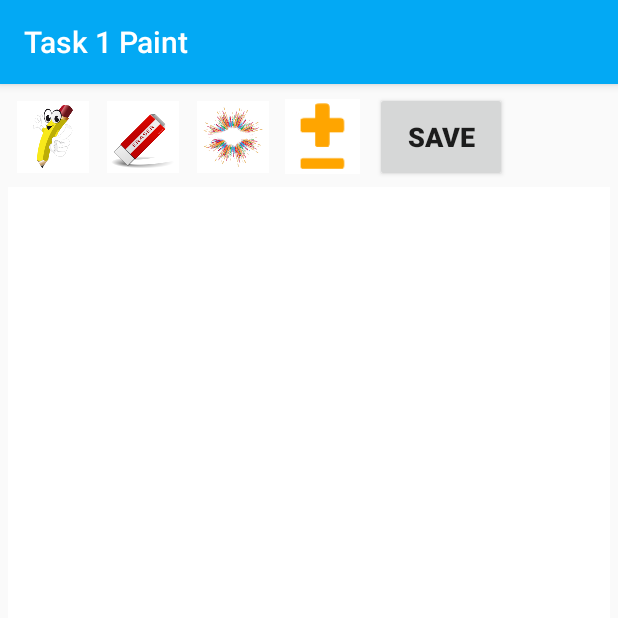
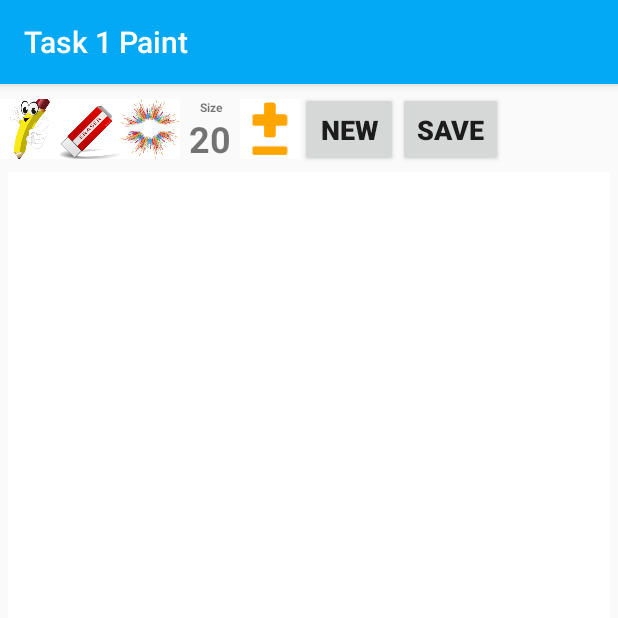
Before and after one commit to sonukumar-git/Task-1-Paint-Android, an Android app: the screen it shows after launch (MainActivity), on a phone screen of 412 x 824 dp, the top half of it. Run offline under Robolectric (Android 15) with nearby library versions, the phone set to English and light mode, and no system bars; libraries missing offline, so code that uses them is left out: yuku.ambilwarna.

Commit message:
version 1 30 jan 2020 5:11pm

```diff
--- a/app/src/main/AndroidManifest.xml
+++ b/app/src/main/AndroidManifest.xml
@@ -6,7 +6,7 @@
 
     <application
         android:allowBackup="true"
-        android:icon="@mipmap/ic_launcher"
+        android:icon="@mipmap/pencil"
         android:label="@string/app_name"
         android:roundIcon="@mipmap/ic_launcher_round"
         android:supportsRtl="true"
--- a/app/src/main/java/com/example/task1paint/MainActivity.java
+++ b/app/src/main/java/com/example/task1paint/MainActivity.java
@@ -18,6 +18,7 @@ import android.view.View;
 import android.widget.Button;
 import android.widget.ImageButton;
 import android.widget.ImageView;
+import android.widget.TextView;
 import android.widget.Toast;
 
 import java.util.UUID;
@@ -29,16 +30,19 @@ public class MainActivity extends AppCompatActivity {
     private ImageButton btnPencil,btnEraser,btnBackground;
     private ImageView plusminus;
     private long mDefaultColor;
-    private Button btnSave;
+    private Button btnSave,btnNew;
+    TextView tvBrush;
     private static final int UNIQUE_REQUEST_CODE=1;
-
+    String b;
 
     @Override
     protected void onCreate(Bundle savedInstanceState) {
         super.onCreate(savedInstanceState);
         setContentView(R.layout.activity_main);
         myView=(MyDrawingView)findViewById(R.id.drawing);
-
+        tvBrush=findViewById(R.id.tvBrush);
+        b=String.valueOf(myView.brushSize);
+        tvBrush.setText(b);
         btnEraser=findViewById(R.id.btn_eraser);
         btnEraser.setOnClickListener(new View.OnClickListener() {
             @Override
@@ -180,8 +184,9 @@ public class MainActivity extends AppCompatActivity {
                 zoom_in.setOnClickListener(new View.OnClickListener() {
                     @Override
                     public void onClick(View v) {
-                        myView.setsizeofBrush(10);
-
+                        myView.setsizeofBrush(3);
+                        b=String.valueOf(myView.brushSize);
+                        tvBrush.setText(b);
                         brushsize.dismiss();
 
 
@@ -192,8 +197,9 @@ public class MainActivity extends AppCompatActivity {
                 zoom_out.setOnClickListener(new View.OnClickListener() {
                     @Override
                     public void onClick(View v) {
-                        myView.setsizeofBrush(-10);
-
+                        myView.setsizeofBrush(-3);
+                        b=String.valueOf(myView.brushSize);
+                        tvBrush.setText(b);
 
                         brushsize.dismiss();
                     }
@@ -203,7 +209,47 @@ public class MainActivity extends AppCompatActivity {
 
 
 
-                    brushsize.show();
+
+
+                brushsize.show();
+
+
+
+            }
+
+        }
+
+
+        );
+        btnNew=findViewById(R.id.btn_new);
+        btnNew.setOnClickListener(new View.OnClickListener() {
+            @Override
+            public void onClick(View v) {
+
+                AlertDialog.Builder new_dialog=new AlertDialog.Builder(MainActivity.this);
+                new_dialog.setTitle("New page");
+                new_dialog.setMessage("Are you sure to open new Page ? " +
+                        "You may lose the current drawing !" );
+//                        "").setCancelable(false)
+            new_dialog.setPositiveButton("yes", new DialogInterface.OnClickListener()
+                {
+                  public void onClick(DialogInterface dialog ,int d)
+                  {
+                      myView.startNew();
+                      dialog.dismiss();
+                      Toast.makeText(MainActivity.this, "Welcome to new page!", Toast.LENGTH_SHORT).show();
+                  }
+                });
+            new_dialog.setNegativeButton("No ", new DialogInterface.OnClickListener() {
+                @Override
+                public void onClick(DialogInterface dialog, int which) {
+                    dialog.cancel();
+                }
+            });
+
+                new_dialog.show();
+
+
 
 
 
--- a/app/src/main/java/com/example/task1paint/MyDrawingView.java
+++ b/app/src/main/java/com/example/task1paint/MyDrawingView.java
@@ -26,7 +26,7 @@ public class MyDrawingView extends View {
      Bitmap canvasBitmap;
 
 
-    private float brushSize;
+     int brushSize;
 
     private boolean erase=false;
 
@@ -140,9 +140,12 @@ public class MyDrawingView extends View {
 
     public void setsizeofBrush(int newsize)
     {
+        if(brushSize+newsize>0)
         brushSize+=newsize;
         drawPaint.setStrokeWidth(brushSize);
     }
 
 
+
+
 }
--- a/app/src/main/res/layout/activity_main.xml
+++ b/app/src/main/res/layout/activity_main.xml
@@ -16,48 +16,79 @@
 
        <ImageButton
            android:id="@+id/btn_pencil"
-           android:layout_width="50dp"
-           android:layout_height="50dp"
-           android:layout_marginLeft="10dp"
+           android:layout_width="40dp"
+           android:layout_height="40dp"
            android:layout_marginTop="10dp"
            android:contentDescription="pencil"
            app:srcCompat="@mipmap/pencil" />
 
        <ImageButton
            android:id="@+id/btn_eraser"
-           android:layout_width="50dp"
-           android:layout_height="50dp"
-           android:layout_marginLeft="10dp"
+           android:layout_width="40dp"
+           android:layout_height="40dp"
            android:layout_marginTop="10dp"
            android:contentDescription="eraser"
            app:srcCompat="@mipmap/eraser" />
 
        <ImageButton
            android:id="@+id/btn_background"
-           android:layout_width="50dp"
-           android:layout_height="50dp"
-           android:layout_marginLeft="10dp"
+           android:layout_width="40dp"
+           android:layout_height="40dp"
            android:layout_marginTop="10dp"
            android:contentDescription="bachgroundcolor"
            app:srcCompat="@mipmap/bgcolor" />
 
+       <LinearLayout
+           android:id="@+id/layout_size"
+           android:layout_width="40dp"
+           android:layout_height="40dp"
+           android:layout_marginTop="10dp"
+           android:orientation="vertical">
+
+           <TextView
+               android:id="@+id/tvbrushLabel"
+               android:layout_width="match_parent"
+               android:layout_height="10dp"
+               android:gravity="center"
+               android:text="Size"
+               android:textSize="8sp"
+               android:textStyle="bold" />
+
+           <TextView
+               android:id="@+id/tvBrush"
+               android:layout_width="match_parent"
+               android:layout_height="30dp"
+               android:layout_gravity="center"
+               android:gravity="center"
+               android:hint="b"
+               android:textSize="24sp"
+               android:textStyle="bold" />
+       </LinearLayout>
+
        <ImageView
            android:id="@+id/plusminus"
-           android:layout_width="50dp"
-           android:layout_height="50dp"
-           android:layout_marginLeft="10dp"
+           android:layout_width="40dp"
+           android:layout_height="40dp"
            android:layout_marginTop="10dp"
            android:clickable="true"
            android:focusable="auto"
            app:srcCompat="@mipmap/plus_minus" />
 
        <Button
+           android:id="@+id/btn_new"
+           android:layout_width="65dp"
+           android:layout_height="50dp"
+           android:layout_marginTop="5dp"
+           android:text="@string/new_btn"
+           android:textSize="18sp"
+           android:textStyle="bold" />
+
+       <Button
            android:id="@+id/btnSave"
-           android:layout_width="wrap_content"
-           android:layout_height="60dp"
-           android:layout_marginLeft="10dp"
+           android:layout_width="70dp"
+           android:layout_height="50dp"
            android:layout_marginTop="5dp"
-           android:text="Save"
+           android:text="@string/save_btn"
            android:textSize="18sp"
            android:textStyle="bold" />
    </LinearLayout>
--- a/app/src/main/res/values/strings.xml
+++ b/app/src/main/res/values/strings.xml
@@ -2,4 +2,6 @@
     <string name="app_name">Task 1 Paint</string>
     <string name="zoom_in">increasing</string>
     <string name="zoom_out">decreasing</string>
+    <string name="save_btn">Save</string>
+    <string name="new_btn">new</string>
 </resources>
```
